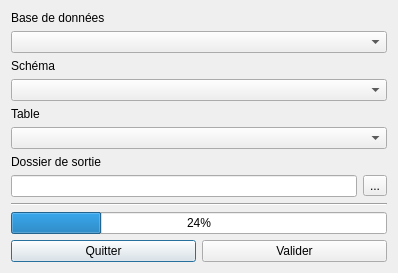
Qt form productor_dialog_base.ui (Ville-Eurometropole-Strasbourg/Productor) before a commit.
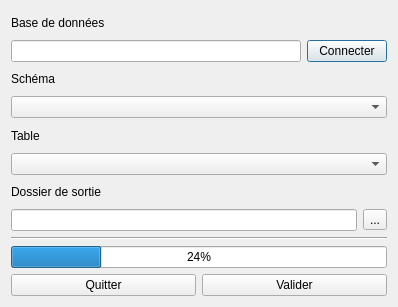
The same form after that commit.

What changed in the file:
```diff
--- a/productor_dialog_base.ui
+++ b/productor_dialog_base.ui
@@ -7,7 +7,7 @@
     <x>0</x>
     <y>0</y>
     <width>398</width>
-    <height>257</height>
+    <height>307</height>
    </rect>
   </property>
   <property name="windowTitle">
@@ -24,7 +24,18 @@
       </widget>
      </item>
      <item>
-      <widget class="QComboBox" name="comboBox"/>
+      <layout class="QHBoxLayout" name="horizontalLayout_3">
+       <item>
+        <widget class="QLineEdit" name="lineEdit_2"/>
+       </item>
+       <item>
+        <widget class="QPushButton" name="pushButton_3">
+         <property name="text">
+          <string>Connecter</string>
+         </property>
+        </widget>
+       </item>
+      </layout>
      </item>
      <item>
       <widget class="QLabel" name="label_4">
```
